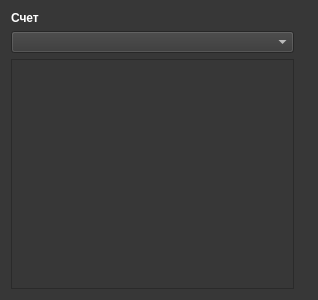
Before: the Qt Designer form ui/dialogs/transactions_history.ui in Protocs/OkayMoney, drawn with Qt 5.
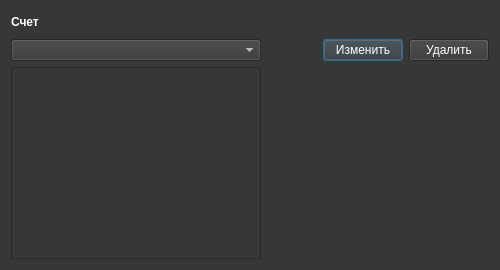
After: the same form once the commit is applied.

Commit message: Добавлены кнопки "Изменить" и "Удалить" в диалог истории транзакций

The edit to the form file:
```diff
--- a/ui/dialogs/transactions_history.ui
+++ b/ui/dialogs/transactions_history.ui
@@ -6,8 +6,8 @@
    <rect>
     <x>0</x>
     <y>0</y>
-    <width>318</width>
-    <height>300</height>
+    <width>500</width>
+    <height>270</height>
    </rect>
   </property>
   <property name="windowTitle">
@@ -35,16 +35,44 @@
    <item row="1" column="0">
     <widget class="QComboBox" name="accounts_box"/>
    </item>
-   <item row="2" column="0">
-    <widget class="QListWidget" name="history_transactions"/>
+   <item row="2" column="0" rowspan="2">
+    <widget class="QListWidget" name="history_transactions">
+     <property name="maximumSize">
+      <size>
+       <width>250</width>
+       <height>16777215</height>
+      </size>
+     </property>
+    </widget>
    </item>
-   <item row="2" column="1">
+   <item row="2" column="1" rowspan="2" colspan="2">
     <widget class="QLabel" name="details">
      <property name="text">
       <string/>
      </property>
+     <property name="alignment">
+      <set>Qt::AlignLeading|Qt::AlignLeft|Qt::AlignTop</set>
+     </property>
     </widget>
    </item>
+   <item row="1" column="2">
+    <layout class="QHBoxLayout" name="horizontalLayout">
+     <item>
+      <widget class="QPushButton" name="change_btn">
+       <property name="text">
+        <string>Изменить</string>
+       </property>
+      </widget>
+     </item>
+     <item>
+      <widget class="QPushButton" name="delete_btn">
+       <property name="text">
+        <string>Удалить</string>
+       </property>
+      </widget>
+     </item>
+    </layout>
+   </item>
   </layout>
  </widget>
  <resources/>
```
